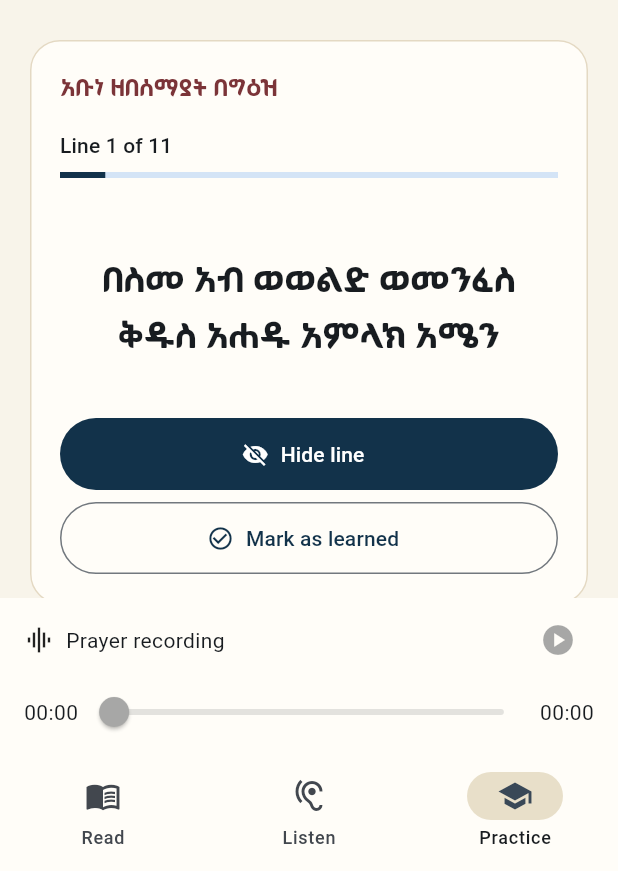
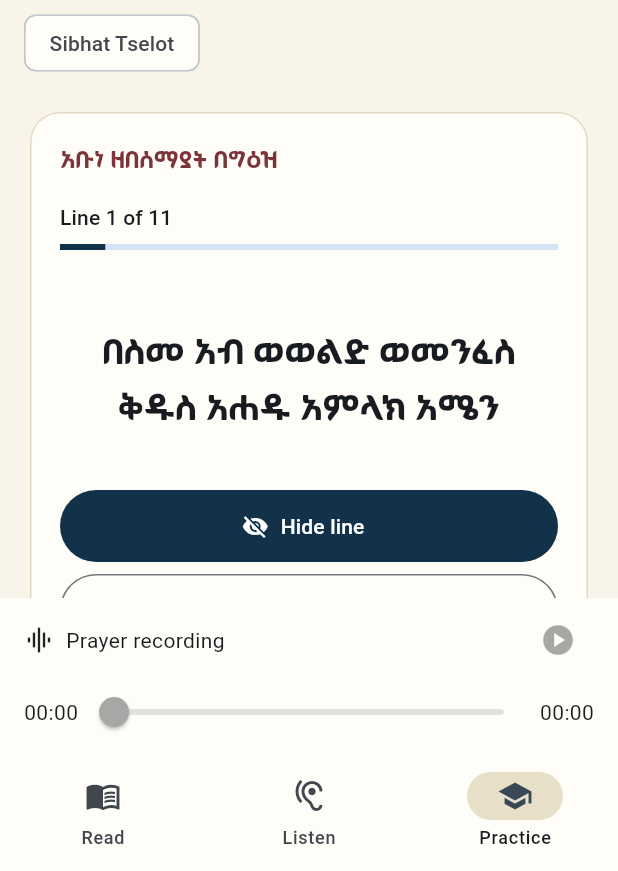
Before and after one commit to SeriousRasCode/Abune, a Flutter app: the screen it shows after launch, item 3 of the bottom bar chosen, on a phone screen of 412 x 824 dp, the part 365-1236 px from its top. Run offline on Flutter 3.47's test engine with Material 3 defaults, Android fonts, the phone set to English and light mode, and no system bars; our stand-ins replace just_audio, rxdart, shared_preferences; missing offline and left inert: audio_session; statements that could not run were skipped.

Commit message:
Add Sibhat to the prayer collection

```diff
--- a/lib/data/prayers.dart
+++ b/lib/data/prayers.dart
@@ -1,3 +1,5 @@
+import 'sibhat_prayer.dart';
+
 class PrayerSection {
   const PrayerSection({
     required this.title,
@@ -44,4 +46,9 @@ const prayerSections = <PrayerSection>[
       'ኢየሱስ ክርስቶስ ፣ ከመ ይሥረይ ለነ ኃጣውኢነ',
     ],
   ),
+  PrayerSection(
+    title: 'ስብሐት ለአብ',
+    shortTitle: 'Sibhat Tselot',
+    lines: sibhatPrayerLines,
+  ),
 ];
```
